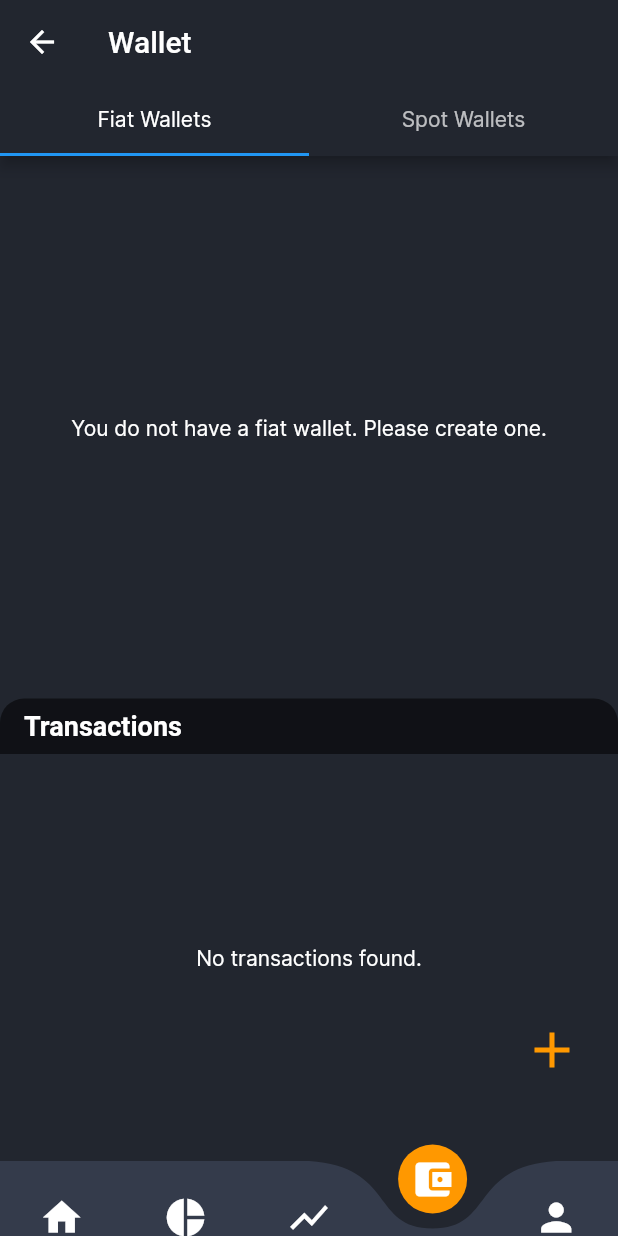
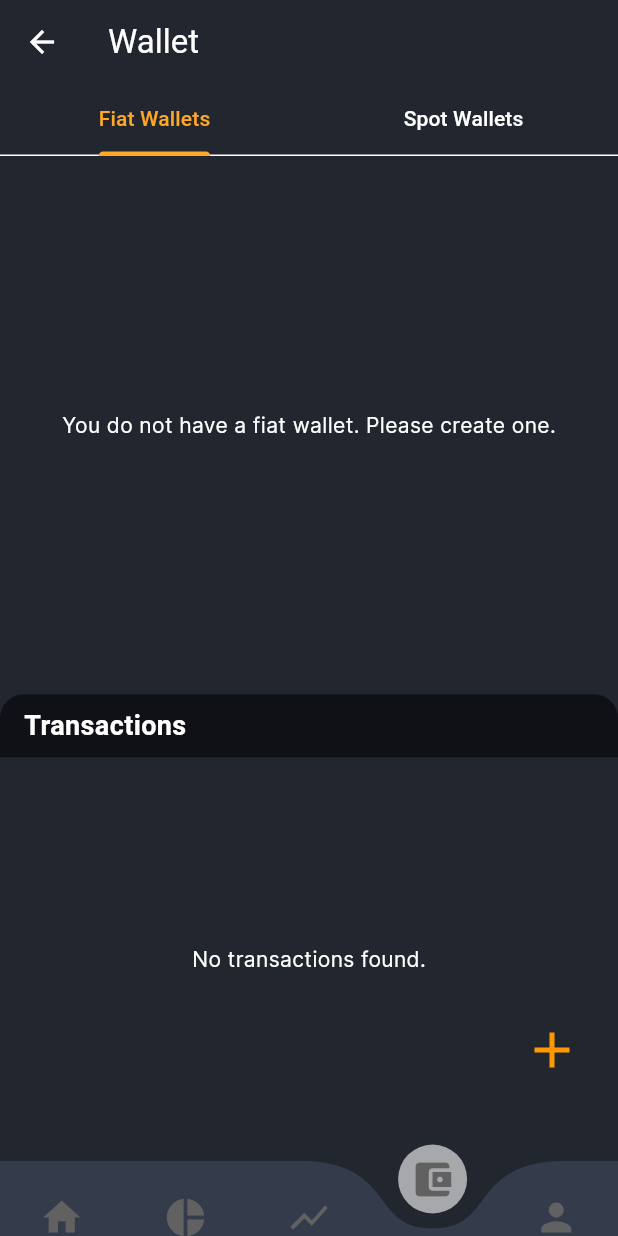
Before and after one commit to john5514/bababab, a Flutter app: the HomeView screen opened by its route, item 4 of the bottom bar chosen, on a phone screen of 412 x 824 dp. Run offline on Flutter 3.47's test engine with Material 3 defaults, Android fonts, the phone set to English and light mode, and no system bars; drawn by our look-alikes of curved_navigation_bar; our stand-ins replace another_flushbar, dropdown_button2, fl_chart, flutter_xlider, get, image_picker and 7 more; missing offline and left inert: flutter_stripe, http_client_helper, k_chart; accounts and stored records are empty; network calls fail.

Commit message:
themdata M3

```diff
--- a/lib/Style/styles.dart
+++ b/lib/Style/styles.dart
@@ -1,53 +1,81 @@
 import 'package:flutter/material.dart';
 
 final ThemeData appTheme = ThemeData(
-  useMaterial3: false,
+  useMaterial3: true, // Enable Material 3
   fontFamily: 'Inter',
-  primaryColor: Colors.black,
-  secondaryHeaderColor: Colors.white,
-  hintColor: Colors.orange,
+
+  // Define the basic color scheme
+  colorScheme: const ColorScheme(
+    brightness: Brightness.dark,
+    primary: Color(0xFFFFA726), // Orange shade as primary color
+    onPrimary: Colors.white, // Text on primary color
+    secondary: Color(0xFF66BB6A), // Green shade as secondary color
+    onSecondary: Colors.white, // Text on secondary color
+    error: Color(0xFFE57373), // Default error color
+    onError: Colors.black, // Text on error color
+    background: Color(0xFF22262F), // Your specific background color
+    onBackground: Colors.white, // Text on background color
+    surface: Color(0xFF37474F), // Surface color
+    onSurface: Colors.white, // Text on surface color
+  ),
+
+  // Text Selection Theme
   textSelectionTheme: const TextSelectionThemeData(
-    cursorColor: Colors.white,
+    cursorColor: Color(0xFFFFA726), // Using primary color for cursor
+    selectionColor: Color(0xFF66BB6A),
+    selectionHandleColor: Color(0xFFFFA726),
   ),
-  textTheme: Typography.material2021().black.copyWith(
+
+  // Text Theme
+  textTheme: Typography.material2021(platform: TargetPlatform.android)
+      .black
+      .apply(
+        displayColor: Colors.white, // White text for better contrast
+        bodyColor: Colors.white,
+      )
+      .copyWith(
         displayLarge: const TextStyle(
-          fontSize: 24, // Reduced from 32
+          fontSize: 24,
           fontWeight: FontWeight.bold,
           color: Colors.white,
         ),
         bodyLarge: const TextStyle(
-          fontSize: 14, // Reduced from 18
+          fontSize: 14,
           color: Colors.white,
         ),
-        //make gray color
         titleMedium: const TextStyle(
-          fontSize: 12, // Reduced from 18
-          color: Colors.grey,
+          fontSize: 12,
+          color: Color.fromRGBO(
+              214, 214, 214, 1), // Lighter grey for better visibility
         ),
       ),
+
+  // Input Decoration Theme
   inputDecorationTheme: const InputDecorationTheme(
     labelStyle: TextStyle(color: Colors.white),
     focusedBorder: OutlineInputBorder(
-      borderSide: BorderSide(color: Colors.orange),
+      borderSide: BorderSide(color: Color(0xFFFFA726)), // Primary color border
     ),
     enabledBorder: OutlineInputBorder(
       borderSide: BorderSide(color: Colors.grey),
     ),
   ),
+
+  // Elevated Button Theme
   elevatedButtonTheme: ElevatedButtonThemeData(
     style: ElevatedButton.styleFrom(
-      backgroundColor: Colors.orange,
+      backgroundColor: Color(0xFFFFA726), // Primary color background
+      foregroundColor: Colors.white, // Text color on buttons
       elevation: 6.0,
-      disabledForegroundColor: Colors.grey,
-      disabledBackgroundColor: Colors.grey,
-      enabledMouseCursor: SystemMouseCursors.click,
-      disabledMouseCursor: SystemMouseCursors.forbidden,
-      padding: const EdgeInsets.symmetric(
-          vertical: 12.0, horizontal: 20.0), // Added padding
+      padding: EdgeInsets.symmetric(vertical: 12.0, horizontal: 20.0),
     ),
   ),
+
+  // Scaffold Background Color
   scaffoldBackgroundColor: const Color(0xFF22262F),
+
+  // Floating Action Button Theme
   floatingActionButtonTheme: const FloatingActionButtonThemeData(
-    backgroundColor: Colors.orange,
+    backgroundColor: Color(0xFFFFA726), // Primary color
   ),
 );
```
